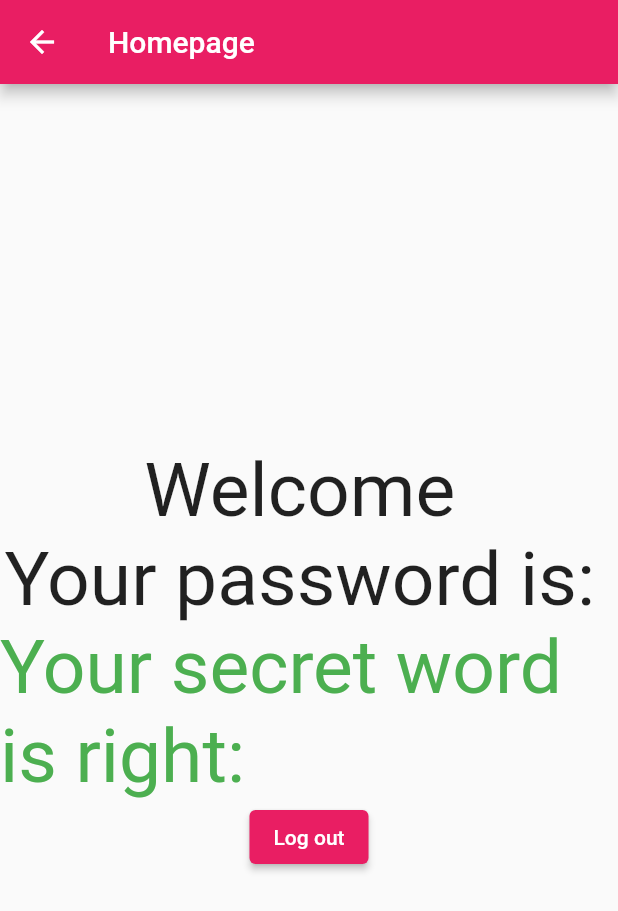
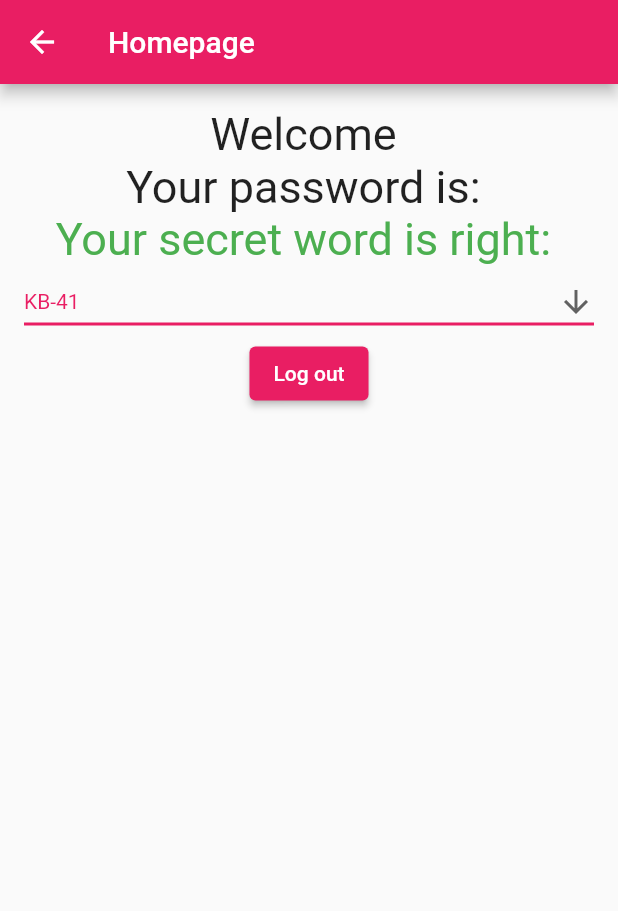
Before and after one commit to PavloGinko/PavloGinko-Flutterlab1, a Flutter app: the screen it shows after launch, after a tap on "Log in", on a phone screen of 412 x 824 dp. Shown: the top 911 px of the screen. Run offline on Flutter 3.47's test engine with Material 2 defaults, Android fonts, the phone set to English and light mode, and no system bars.

Commit message:
apload lab2

```diff
--- /dev/null
+++ b/lib/Home/ChooseGroupButton.dart
@@ -0,0 +1,48 @@
+import 'package:flutter/material.dart';
+import '../Schedule/GroupSchedulePage.dart';
+
+class ChooseGroupButton extends StatefulWidget {
+  const ChooseGroupButton({super.key});
+
+  @override
+  State<ChooseGroupButton> createState() => _ChooseGroupButtonState();
+}
+
+const List<String> groups = <String>['KB-41', 'KB-42', 'KB-43', 'KB-44'];
+
+class _ChooseGroupButtonState extends State<ChooseGroupButton> {
+  String dropdownValue = groups.first;
+
+  @override
+  Widget build(BuildContext context) {
+    return DropdownButton<String>(
+      isExpanded: true,
+      value: dropdownValue,
+      icon: const Icon(Icons.arrow_downward),
+      elevation: 16,
+      borderRadius: const BorderRadius.all(Radius.circular(18)),
+      style: const TextStyle(color: Colors.pink),
+      underline: Container(
+        height: 2,
+        color: Colors.pink,
+      ),
+      onChanged: (String? value) {
+        // This is called when the user selects an item.
+        setState(() {
+          dropdownValue = value!;
+        });
+        Navigator.push(
+          context,
+          MaterialPageRoute(
+              builder: (context) => GroupSchedulePage(group: value!)),
+        );
+      },
+      items: groups.map<DropdownMenuItem<String>>((String value) {
+        return DropdownMenuItem<String>(
+          value: value,
+          child: Text(value),
+        );
+      }).toList(),
+    );
+  }
+}
--- /dev/null
+++ b/lib/Home/HomePage.dart
@@ -0,0 +1,45 @@
+import 'package:flutter/material.dart';
+import 'ChooseGroupButton.dart';
+
+class Homepage extends StatelessWidget {
+  String login = '';
+  String password = '';
+  String secret = '';
+  Homepage(
+      {super.key,
+      required this.login,
+      required this.password,
+      required this.secret});
+  @override
+  Widget build(BuildContext context) {
+    return Scaffold(
+        appBar: AppBar(
+          title: const Text('Homepage'),
+        ),
+        body: Padding(
+          padding: const EdgeInsets.all(16.0),
+          child: Column(
+              // mainAxisAlignment: MainAxisAlignment.center,
+              children: <Widget>[
+                Text(
+                  'Welcome $login',
+                  style: const TextStyle(fontSize: 30),
+                ),
+                Text(
+                  'Your password is: $password',
+                  style: const TextStyle(fontSize: 30),
+                ),
+                Text(
+                  'Your secret word is right: $secret',
+                  style: const TextStyle(fontSize: 30, color: Colors.green),
+                ),
+                const ChooseGroupButton(),
+                ElevatedButton(
+                    onPressed: () {
+                      Navigator.pop(context);
+                    },
+                    child: const Text('Log out'))
+              ]),
+        ));
+  }
+}
--- /dev/null
+++ b/lib/Login/LoginPage.dart
@@ -0,0 +1,80 @@
+import 'package:flutter/material.dart';
+import '../Home/HomePage.dart';
+
+class LoginPage extends StatelessWidget {
+  String login = '';
+  String password = '';
+  String secret = '';
+
+  LoginPage({super.key});
+  @override
+  Widget build(BuildContext context) {
+    return Scaffold(
+      appBar: AppBar(
+        title: const Text('Login Page'),
+      ),
+      body: Center(
+        child: Column(
+          mainAxisAlignment: MainAxisAlignment.center,
+          children: <Widget>[
+            const Text(
+              'Input your login',
+              style: TextStyle(fontSize: 20),
+            ),
+            SizedBox(
+              width: 300,
+              child: TextField(
+                decoration: const InputDecoration(
+                  border: OutlineInputBorder(),
+                ),
+                onChanged: (text) {
+                  login = text;
+                },
+              ),
+            ),
+            const Text(
+              'Input your password',
+              style: TextStyle(fontSize: 20),
+            ),
+            SizedBox(
+              width: 300,
+              child: TextField(
+                decoration: const InputDecoration(
+                  border: OutlineInputBorder(),
+                ),
+                onChanged: (text) {
+                  password = text;
+                },
+              ),
+            ),
+            const Text(
+              'Input your secret word',
+              style: TextStyle(fontSize: 20),
+            ),
+            SizedBox(
+              width: 300,
+              child: TextField(
+                decoration: const InputDecoration(
+                  border: OutlineInputBorder(),
+                ),
+                onChanged: (text) {
+                  secret = text;
+                },
+              ),
+            ),
+            ElevatedButton(
+                onPressed: () {
+                  Navigator.of(context).push(MaterialPageRoute(
+                      builder: (context) => Homepage(
+                            login: login,
+                            password: password,
+                            secret: secret,
+                          )));
+                },
+                child: const Text('Log in'))
+          ],
+        ),
+      ), // This trailing comma makes auto-formatting nicer for build methods.
+    );
+  }
+}
--- a/lib/main.dart
+++ b/lib/main.dart
@@ -1,4 +1,5 @@
 import 'package:flutter/material.dart';
+import 'Login/LoginPage.dart';
 
 void main() {
   runApp(const MyApp());
@@ -18,114 +19,3 @@ class MyApp extends StatelessWidget {
     );
   }
 }
-
-
-
-class LoginPage extends StatelessWidget {
-  String login = '';
-  String password = '';
-  String secret = '';
-  @override
-  Widget build(BuildContext context) {
-    return Scaffold(
-      appBar: AppBar(
-        title: Text('Login Page'),
-      ),
-      body: Center(
-        child: Column(
-          mainAxisAlignment: MainAxisAlignment.center,
-          children: <Widget>[
-            Text('Input your login',
-              style: TextStyle(
-                  fontSize: 35
-              ),
-            ),
-            SizedBox(
-              width: 300,
-              child: TextField(
-                decoration: InputDecoration(
-                  border: OutlineInputBorder(),
-                ),
-                onChanged: (text){login = text;},
-              ),
-            ),
-            Text('Input your password',
-              style: TextStyle(
-                  fontSize: 35
-              ),
-            ),
-            SizedBox(
-              width: 300,
-              child: TextField(
-                decoration: InputDecoration(
-                  border: OutlineInputBorder(),
-                ),
-                onChanged: (text){password = text;},
-              ),
-            ),
-            Text('Input your secret word',
-              style: TextStyle(
-                  fontSize: 35
-              ),
-            ),
-            SizedBox(
-              width: 300,
-              child: TextField(
-                decoration: InputDecoration(
-                  border: OutlineInputBorder(),
-                ),
-                onChanged: (text){secret = text;},
-              ),
-            ),
-            ElevatedButton(onPressed: () {
-              Navigator.of(context).push(MaterialPageRoute(builder: (context) => Homepage(login: login, password: password, secret: secret,)));
-            },
-                child: Text('Log in'))
-          ],
-        ),
-      ), // This trailing comma makes auto-formatting nicer for build methods.
-    );
-  }
-}
-
-class Homepage extends StatelessWidget{
-  String login='';
-  String password='';
-  String secret='';
-  Homepage({required this.login,required this.password,required this.secret});
-  @override
-  Widget build(BuildContext context) {
-    return Scaffold(
-        appBar: AppBar(
-          title: Text('Homepage'),
-        ),
-        body: Center(
-          child: Column(
-              mainAxisAlignment: MainAxisAlignment.center,
-              children: <Widget>[
-                Text('Welcome '+ login,
-                  style: TextStyle(
-                      fontSize: 50
-                  ),
-                ),
-                Text('Your password is: '+ password,
-                  style: TextStyle(
-                      fontSize: 50
-                  ),
-                ),
-                Text('Your secret word is right: '+ secret,
-                  style: TextStyle(
-                      fontSize: 50,
-                      color: Colors.green
-                  ),
-                ),
-                ElevatedButton(onPressed: () {
-                  Navigator.pop(context);
-                },
-                    child: Text('Log out'))
-              ]
-          ),
-        )
-    );
-  }
-}
```
Also changed, not shown: lib/Schedule/GroupSchedulePage.dart (added, +112 -0 lines).
